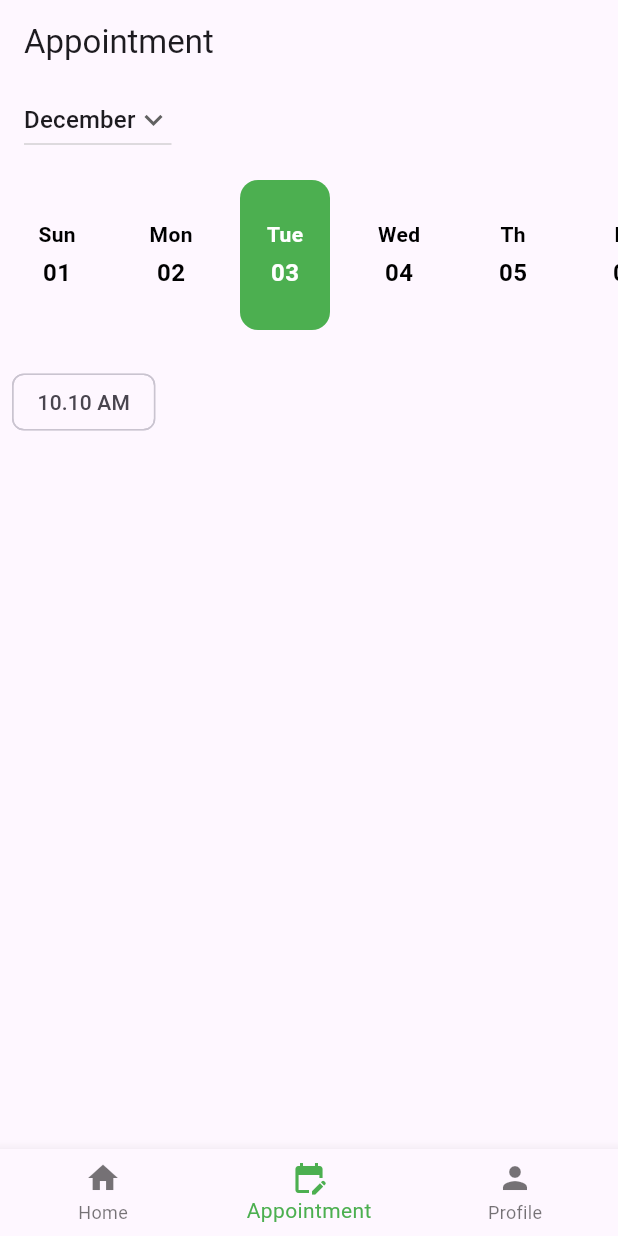
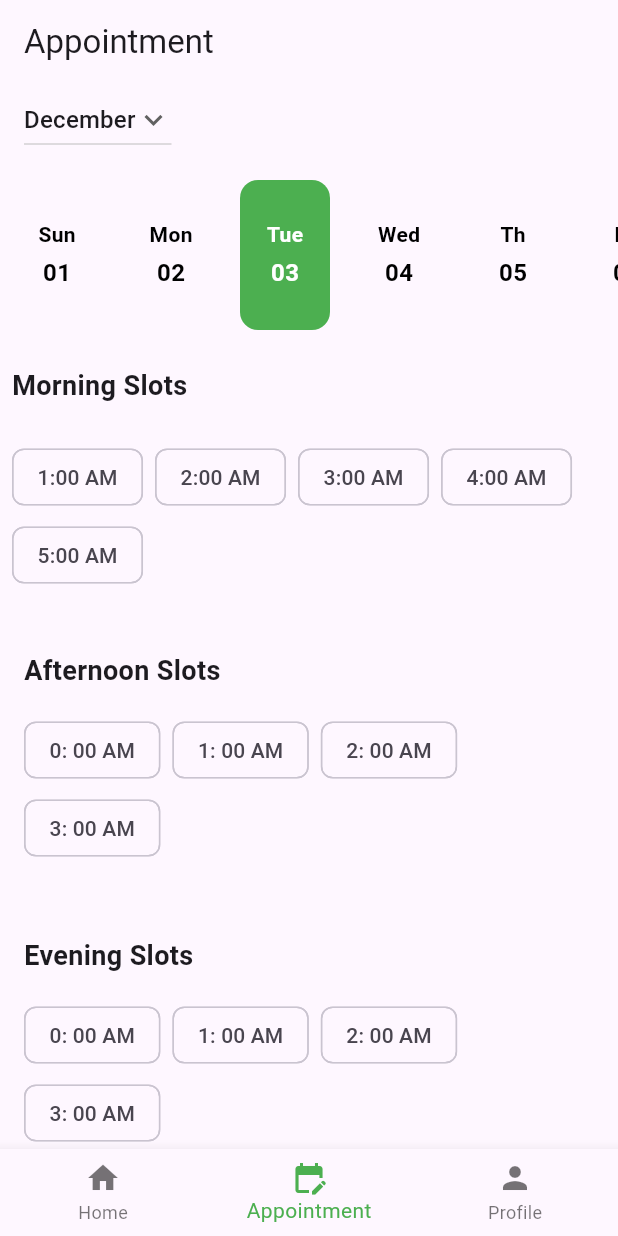
Before and after one commit to PisethChuon/khmervie, a Flutter app: the screen it shows after launch, item 2 of the bottom bar chosen, on a phone screen of 412 x 824 dp. Run offline on Flutter 3.47's test engine with Material 3 defaults, Android fonts, the phone set to English and light mode, and no system bars; our stand-ins replace get, local_auth; missing offline and left inert: dart:ffi.

Commit message:
Button Appointment

```diff
--- a/lib/Booking/booking_app.dart
+++ b/lib/Booking/booking_app.dart
@@ -28,10 +28,16 @@ class _BookingAppState extends State<BookingApp> {
         crossAxisAlignment: CrossAxisAlignment.start,
         children: [
           _buildDropdownMenu(),
-          const SizedBox(height: 16),
+          const SizedBox(height: 16.0),
           _buildCalendar(),
-          const SizedBox(height: 16),
+          const SizedBox(height: 16.0),
           _morningSlots(),
+          const SizedBox(height: 16.0),
+          _afternoonSlots(),
+          const SizedBox(height: 16.0),
+          _everningSlots(),
+          const SizedBox(height: 16.0),
+          _confirmAppointment(),
         ],
       ),
     );
@@ -105,7 +111,93 @@ class _BookingAppState extends State<BookingApp> {
 
   // Widget for Morning Slots
   Widget _morningSlots() {
-    return const Padding(
-        padding: EdgeInsets.all(8.0), child: Chip(label: Text('10.10 AM')));
+    return Padding(
+      padding: const EdgeInsets.all(8.0),
+      child: Column(
+        crossAxisAlignment: CrossAxisAlignment.start,
+        children: [
+          const Text(
+            'Morning Slots',
+            style: TextStyle(
+              fontSize: 18.0,
+              fontWeight: FontWeight.bold,
+            ),
+          ),
+          const SizedBox(
+            height: 24.0,
+          ),
+          Wrap(
+              spacing: 8.0,
+              runSpacing: 4.0,
+              children: List.generate(5, (index) {
+                return Chip(label: Text('${(index + 1)}:00 AM'));
+              })),
+        ],
+      ),
+    );
+  }
+
+  Widget _afternoonSlots() {
+    return Padding(
+      padding: EdgeInsets.all(16.0),
+      child: Column(
+        crossAxisAlignment: CrossAxisAlignment.start,
+        children: [
+          const Text(
+            'Afternoon Slots',
+            style: TextStyle(
+              fontSize: 18.0,
+              fontWeight: FontWeight.bold,
+            ),
+          ),
+          const SizedBox(height: 16.0),
+          Wrap(
+              spacing: 8.0,
+              runSpacing: 4.0,
+              children: List.generate(4, (index) {
+                return Chip(label: Text('${(index)}: 00 AM'));
+              }))
+        ],
+      ),
+    );
+  }
+
+  Widget _everningSlots() {
+    return Padding(
+      padding: EdgeInsets.all(16.0),
+      child: Column(
+        crossAxisAlignment: CrossAxisAlignment.start,
+        children: [
+          const Text(
+            'Evening Slots',
+            style: TextStyle(
+              fontSize: 18.0,
+              fontWeight: FontWeight.bold,
+            ),
+          ),
+          const SizedBox(height: 16.0),
+          Wrap(
+              spacing: 8.0,
+              runSpacing: 4.0,
+              children: List.generate(4, (index) {
+                return Chip(label: Text('${(index)}: 00 AM'));
+              }))
+        ],
+      ),
+    );
+  }
+
+  Widget _confirmAppointment() {
+    return Padding(
+
+      padding: EdgeInsets.all(16.0),
+      child: Container(
+        child: ElevatedButton(
+          style: ButtonStyle(
+
+          ),
+            onPressed: () {}, child: Text('Confirm Appointment')),
+      ),
+    );
   }
 }
```
